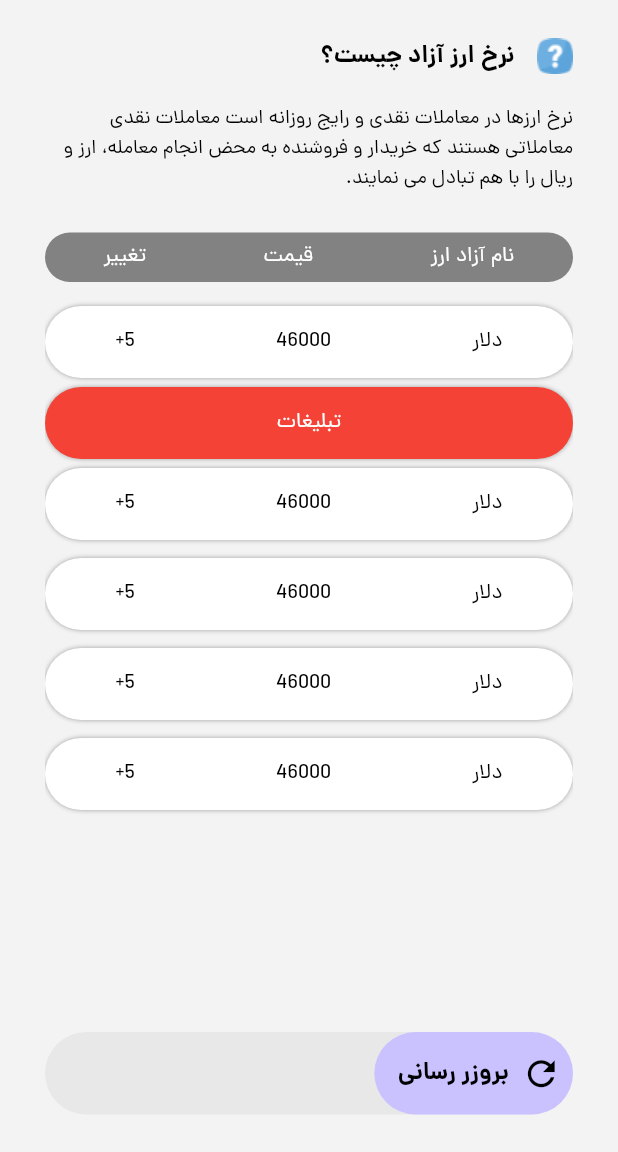
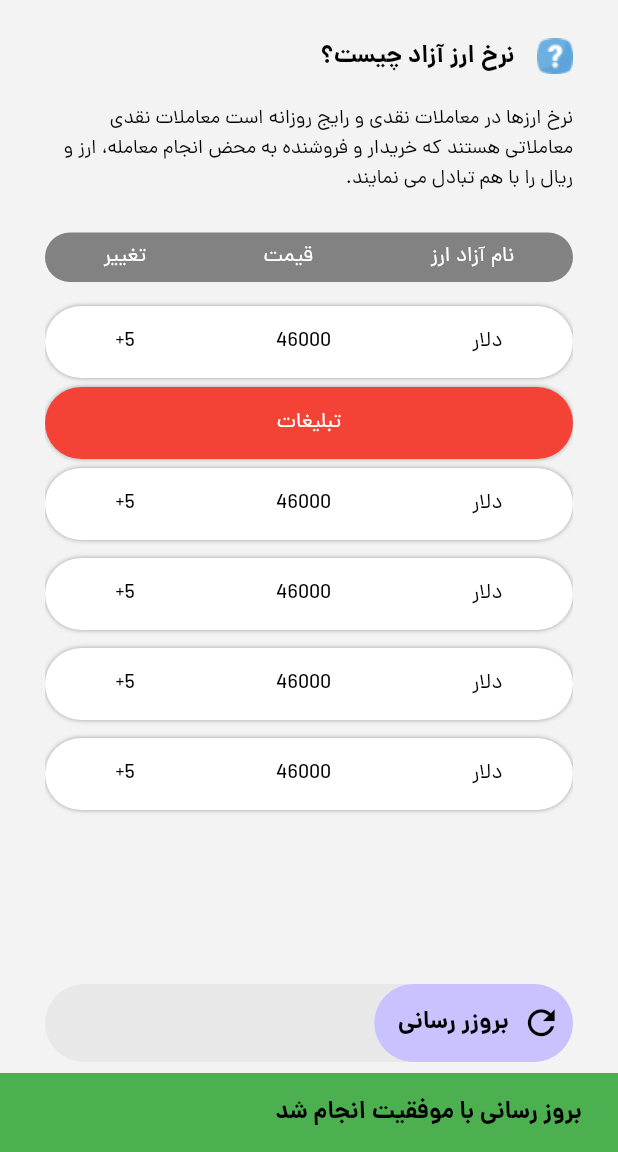
Before and after one commit to aminmk99/online-app-for-currency-and-gold-prices, a Flutter app: the screen it shows after launch, after a tap on "بروزر رسانی", on a phone screen of 412 x 824 dp, the part 84-1236 px from its top. Run offline on Flutter 3.47's test engine with Material 2 defaults, Android fonts, the phone set to English and light mode, and no system bars.

Commit message:
Added snack bar

```diff
--- a/lib/main.dart
+++ b/lib/main.dart
@@ -168,10 +168,10 @@ myBody(BuildContext context) {
         ),
         Spacer(),
         Padding(
-          padding: const EdgeInsets.only(bottom: 25),
+          padding: const EdgeInsets.only(bottom: 60),
           child: Container(
             width: double.infinity,
-            height: 55,
+            height: 52,
             decoration: BoxDecoration(
               color: Color.fromARGB(255, 232, 232, 232),
               borderRadius: BorderRadius.circular(1000),
@@ -179,17 +179,19 @@ myBody(BuildContext context) {
             child: Row(
               children: [
                 SizedBox(
-                  height: 55,
+                  height: 52,
                   child: TextButton.icon(
                     style: ButtonStyle(
                       backgroundColor: MaterialStateProperty.all(
                         Color.fromARGB(255, 202, 193, 255),
                       ),
                       shape: MaterialStateProperty.all<RoundedRectangleBorder>(
-                        RoundedRectangleBorder(borderRadius: BorderRadius.circular(1000)),
+                        RoundedRectangleBorder(
+                            borderRadius: BorderRadius.circular(1000)),
                       ),
                     ),
-                    onPressed: () {},
+                    onPressed: () =>
+                        _showSnackBar(context, 'بروز رسانی با موفقیت انجام شد'),
                     icon: Icon(Icons.refresh_sharp,
                         color: Colors.black, size: 27),
                     label: Padding(
@@ -281,3 +283,11 @@ class AddItems extends StatelessWidget {
     );
   }
 }
+
+void _showSnackBar(BuildContext context, String message) {
+  ScaffoldMessenger.of(context).showSnackBar(
+    SnackBar(
+        content: Text(message, style: Theme.of(context).textTheme.headline1),
+        backgroundColor: Colors.green),
+  );
+}
```
